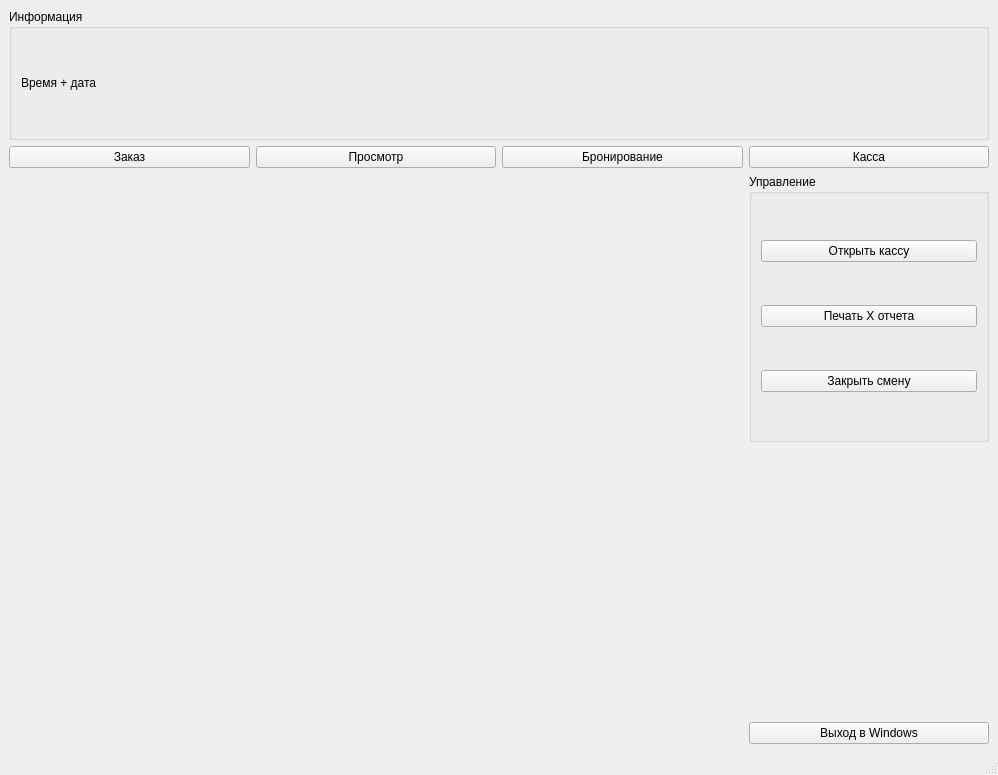
Old version of the form ui/main.ui in the repository DaniilSmirnov/DobroeMesto.
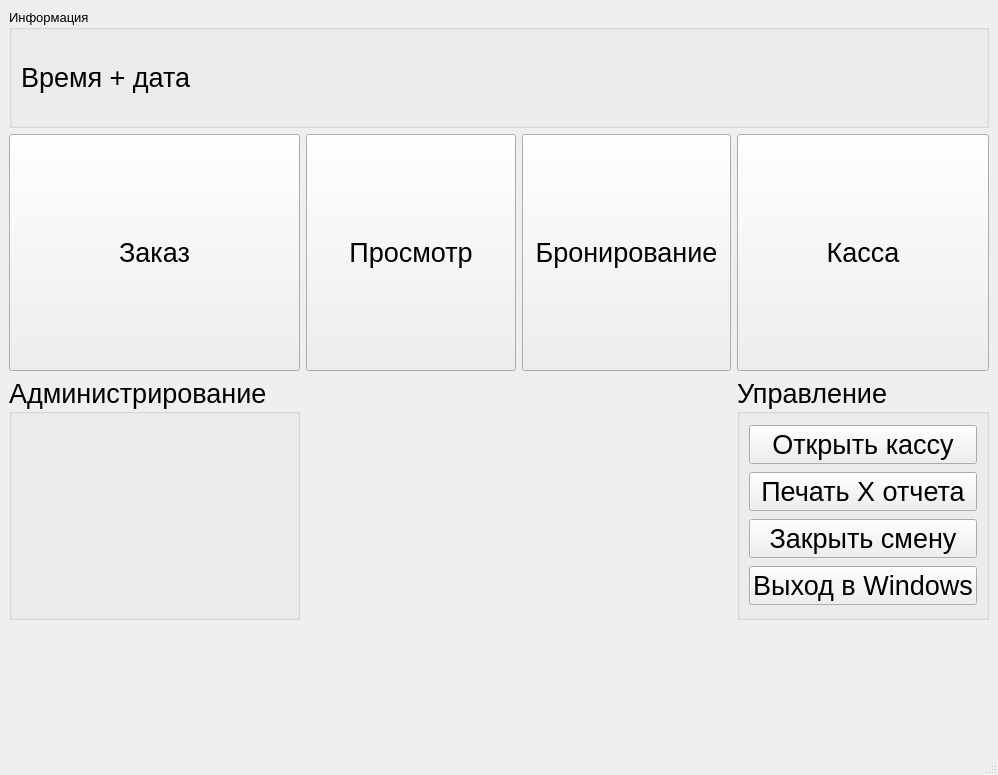
New version of the form.

Commit message: Пееределан интерфейс главного окна

```diff
--- a/ui/main.ui
+++ b/ui/main.ui
@@ -38,63 +38,91 @@
       <property name="sizeConstraint">
        <enum>QLayout::SetDefaultConstraint</enum>
       </property>
-      <item row="4" column="0">
-       <widget class="QLabel" name="label_4">
-        <property name="text">
-         <string/>
+      <item row="3" column="3" rowspan="2">
+       <widget class="QGroupBox" name="managementgroup">
+        <property name="font">
+         <font>
+          <pointsize>20</pointsize>
+         </font>
         </property>
+        <property name="title">
+         <string>Управление</string>
+        </property>
+        <layout class="QGridLayout" name="gridLayout_3">
+         <item row="0" column="0">
+          <widget class="QPushButton" name="opencashboxbuttton">
+           <property name="text">
+            <string>Открыть кассу</string>
+           </property>
+          </widget>
+         </item>
+         <item row="2" column="0">
+          <widget class="QPushButton" name="closebutton">
+           <property name="text">
+            <string>Закрыть смену</string>
+           </property>
+          </widget>
+         </item>
+         <item row="1" column="0">
+          <widget class="QPushButton" name="printXbutton">
+           <property name="text">
+            <string>Печать X отчета</string>
+           </property>
+          </widget>
+         </item>
+         <item row="3" column="0">
+          <widget class="QPushButton" name="exitbutton">
+           <property name="text">
+            <string>Выход в Windows</string>
+           </property>
+          </widget>
+         </item>
+        </layout>
        </widget>
       </item>
       <item row="5" column="0">
-       <widget class="QLabel" name="label_3">
-        <property name="text">
-         <string/>
-        </property>
-       </widget>
-      </item>
-      <item row="6" column="3">
-       <widget class="QPushButton" name="exitbutton">
-        <property name="text">
-         <string>Выход в Windows</string>
-        </property>
-       </widget>
-      </item>
-      <item row="2" column="0">
-       <widget class="QLabel" name="label_6">
-        <property name="text">
-         <string/>
-        </property>
-       </widget>
-      </item>
-      <item row="6" column="0">
        <widget class="QLabel" name="label_2">
         <property name="text">
          <string/>
         </property>
        </widget>
       </item>
-      <item row="1" column="0">
-       <widget class="QPushButton" name="orderbutton">
-        <property name="text">
-         <string>Заказ</string>
+      <item row="1" column="2" rowspan="2">
+       <widget class="QPushButton" name="reservebutton">
+        <property name="sizePolicy">
+         <sizepolicy hsizetype="Minimum" vsizetype="Minimum">
+          <horstretch>0</horstretch>
+          <verstretch>0</verstretch>
+         </sizepolicy>
         </property>
-       </widget>
-      </item>
-      <item row="3" column="0">
-       <widget class="QLabel" name="label_5">
+        <property name="font">
+         <font>
+          <pointsize>20</pointsize>
+         </font>
+        </property>
         <property name="text">
-         <string/>
+         <string>Бронирование</string>
         </property>
        </widget>
       </item>
       <item row="0" column="0" colspan="4">
        <widget class="QGroupBox" name="groupBox_2">
+        <property name="font">
+         <font>
+          <pointsize>10</pointsize>
+         </font>
+        </property>
         <property name="title">
          <string>Информация</string>
         </property>
         <layout class="QHBoxLayout" name="horizontalLayout">
          <item>
           <widget class="QLabel" name="infolabel">
+           <property name="font">
+            <font>
+             <pointsize>20</pointsize>
+            </font>
+           </property>
            <property name="text">
             <string>Время + дата</string>
            </property>
@@ -103,55 +131,70 @@
         </layout>
        </widget>
       </item>
-      <item row="1" column="1">
+      <item row="1" column="0" rowspan="2">
+       <widget class="QPushButton" name="orderbutton">
+        <property name="sizePolicy">
+         <sizepolicy hsizetype="Preferred" vsizetype="Preferred">
+          <horstretch>0</horstretch>
+          <verstretch>0</verstretch>
+         </sizepolicy>
+        </property>
+        <property name="font">
+         <font>
+          <pointsize>20</pointsize>
+         </font>
+        </property>
+        <property name="text">
+         <string>Заказ</string>
+        </property>
+       </widget>
+      </item>
+      <item row="1" column="1" rowspan="2">
        <widget class="QPushButton" name="pushButton">
+        <property name="sizePolicy">
+         <sizepolicy hsizetype="Minimum" vsizetype="Minimum">
+          <horstretch>0</horstretch>
+          <verstretch>0</verstretch>
+         </sizepolicy>
+        </property>
+        <property name="font">
+         <font>
+          <pointsize>20</pointsize>
+         </font>
+        </property>
         <property name="text">
          <string>Просмотр</string>
         </property>
        </widget>
       </item>
-      <item row="1" column="2">
-       <widget class="QPushButton" name="reservebutton">
-        <property name="text">
-         <string>Бронирование</string>
-        </property>
-       </widget>
-      </item>
-      <item row="1" column="3">
+      <item row="1" column="3" rowspan="2">
        <widget class="QPushButton" name="cashbox">
+        <property name="sizePolicy">
+         <sizepolicy hsizetype="Minimum" vsizetype="Minimum">
+          <horstretch>0</horstretch>
+          <verstretch>0</verstretch>
+         </sizepolicy>
+        </property>
+        <property name="font">
+         <font>
+          <pointsize>20</pointsize>
+         </font>
+        </property>
         <property name="text">
          <string>Касса</string>
         </property>
        </widget>
       </item>
-      <item row="2" column="3" rowspan="2">
-       <widget class="QGroupBox" name="managementgroup">
+      <item row="3" column="0" rowspan="2">
+       <widget class="QGroupBox" name="groupBox">
+        <property name="font">
+         <font>
+          <pointsize>20</pointsize>
+         </font>
+        </property>
         <property name="title">
-         <string>Управление</string>
+         <string>Администрирование</string>
         </property>
-        <layout class="QGridLayout" name="gridLayout_3">
-         <item row="2" column="0">
-          <widget class="QPushButton" name="closebutton">
-           <property name="text">
-            <string>Закрыть смену</string>
-           </property>
-          </widget>
-         </item>
-         <item row="0" column="0">
-          <widget class="QPushButton" name="opencashboxbuttton">
-           <property name="text">
-            <string>Открыть кассу</string>
-           </property>
-          </widget>
-         </item>
-         <item row="1" column="0">
-          <widget class="QPushButton" name="printXbutton">
-           <property name="text">
-            <string>Печать X отчета</string>
-           </property>
-          </widget>
-         </item>
-        </layout>
        </widget>
       </item>
      </layout>
```
The commit also changes 2 other files.
